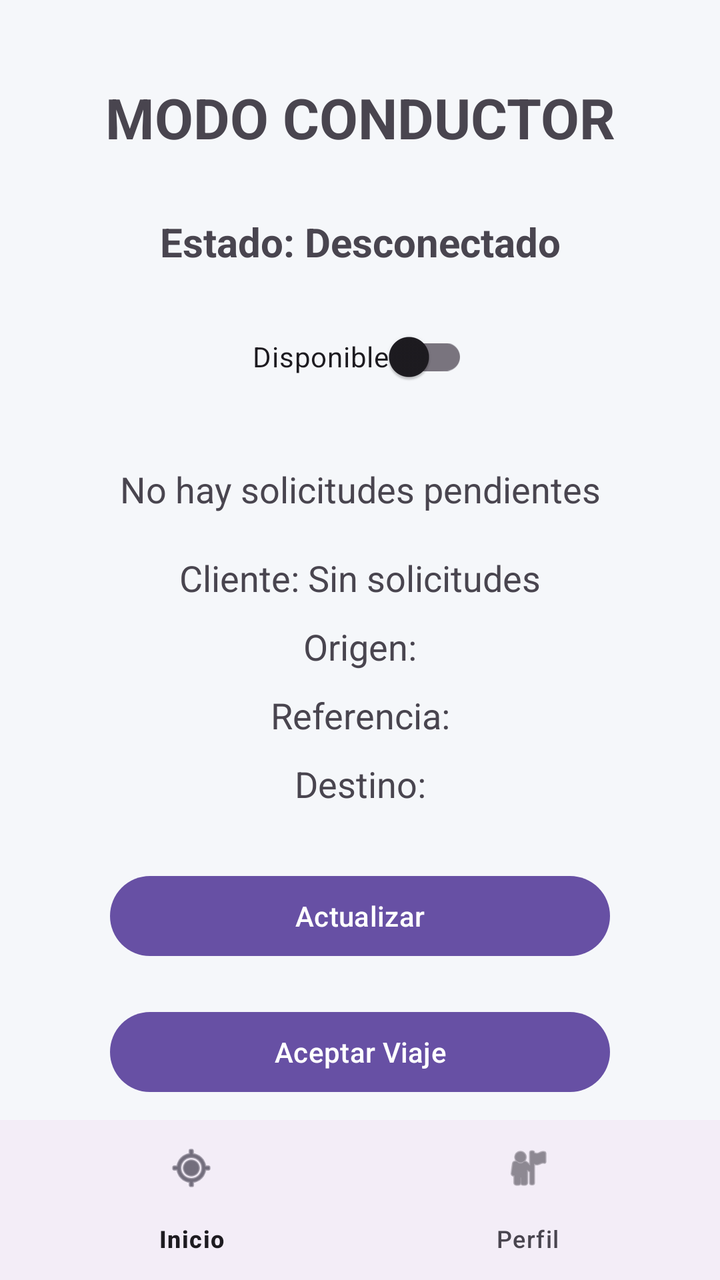
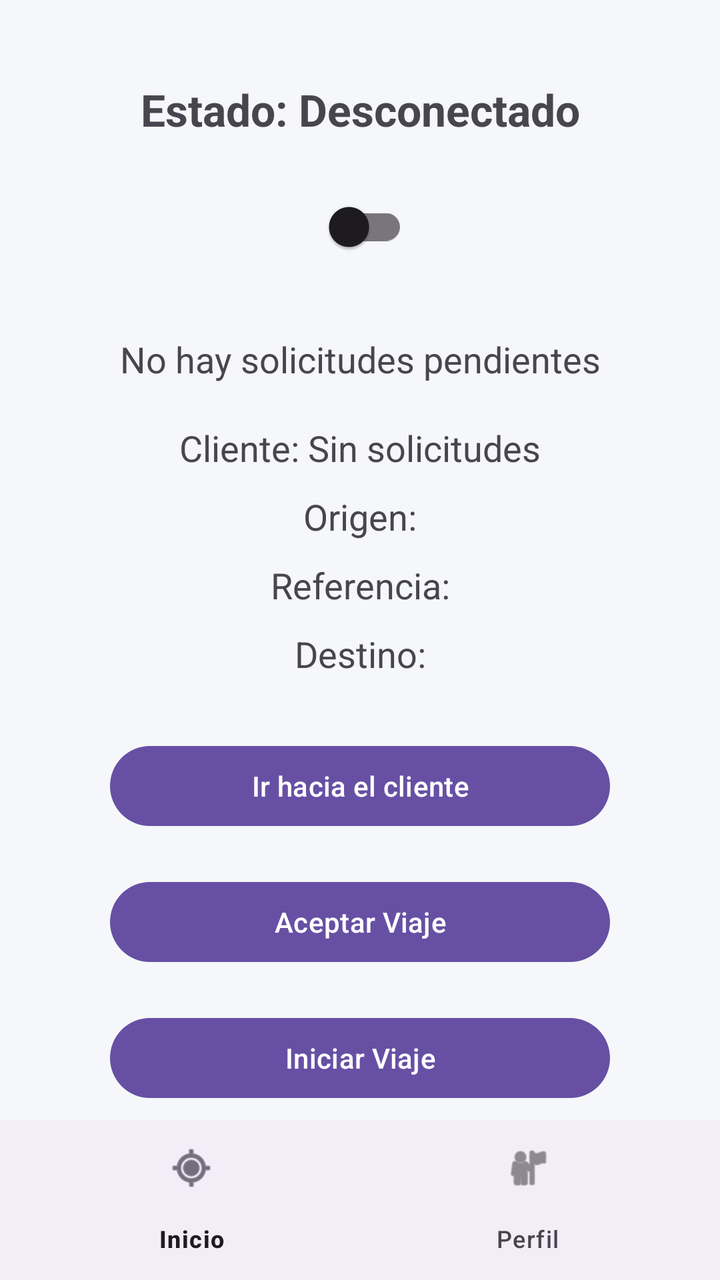

Two renders of the same Android screen: before a commit and after it. Below are the layout's source before the change and the commit's diff.
<!-- AndroidManifest.xml: application theme Theme.MyTXis -->
<!-- res/layout/activity_conductor.xml -->
<?xml version="1.0" encoding="utf-8"?>
<androidx.constraintlayout.widget.ConstraintLayout
    xmlns:android="http://schemas.android.com/apk/res/android"
    xmlns:app="http://schemas.android.com/apk/res-auto"
    android:layout_width="match_parent"
    android:background="#F5F7FA"
    android:layout_height="match_parent">

    <TextView
        android:id="@+id/txtTitulo"
        android:layout_width="wrap_content"
        android:layout_height="wrap_content"
        android:text="MODO CONDUCTOR"
        android:textSize="28sp"
        android:textStyle="bold"
        android:layout_marginTop="40dp"
        app:layout_constraintTop_toTopOf="parent"
        app:layout_constraintStart_toStartOf="parent"
        app:layout_constraintEnd_toEndOf="parent"/>

    <TextView
        android:id="@+id/txtEstado"
        android:layout_width="wrap_content"
        android:layout_height="wrap_content"
        android:text="Estado: Desconectado"
        android:textSize="20sp"
        android:textStyle="bold"
        android:layout_marginTop="30dp"
        app:layout_constraintTop_toBottomOf="@id/txtTitulo"
        app:layout_constraintStart_toStartOf="parent"
        app:layout_constraintEnd_toEndOf="parent"/>

    <TextView
        android:id="@+id/txtSolicitud"
        android:layout_width="wrap_content"
        android:layout_height="wrap_content"
        android:text="No hay solicitudes pendientes"
        android:textSize="18sp"
        android:layout_marginTop="30dp"
        app:layout_constraintTop_toBottomOf="@id/switchDisponible"
        app:layout_constraintStart_toStartOf="parent"
        app:layout_constraintEnd_toEndOf="parent"/>


    <TextView
        android:id="@+id/txtCliente"
        android:layout_width="wrap_content"
        android:layout_height="wrap_content"
        android:text="Cliente: Sin solicitudes"
        android:textSize="18sp"
        android:layout_marginTop="20dp"
        app:layout_constraintTop_toBottomOf="@id/txtSolicitud"
        app:layout_constraintStart_toStartOf="parent"
        app:layout_constraintEnd_toEndOf="parent"/>

    <TextView
        android:id="@+id/txtOrigen"
        android:layout_width="wrap_content"
        android:layout_height="wrap_content"
        android:text="Origen:"
        android:textSize="18sp"
        android:layout_marginTop="10dp"
        app:layout_constraintTop_toBottomOf="@id/txtCliente"
        app:layout_constraintStart_toStartOf="parent"
        app:layout_constraintEnd_toEndOf="parent"/>

    <TextView
        android:id="@+id/txtReferencia"
        android:layout_width="wrap_content"
        android:layout_height="wrap_content"
        android:text="Referencia:"
        android:textSize="18sp"
        android:layout_marginTop="10dp"
        app:layout_constraintTop_toBottomOf="@id/txtOrigen"
        app:layout_constraintStart_toStartOf="parent"
        app:layout_constraintEnd_toEndOf="parent"/>

    <TextView
        android:id="@+id/txtDestino"
        android:layout_width="wrap_content"
        android:layout_height="wrap_content"
        android:text="Destino:"
        android:textSize="18sp"
        android:layout_marginTop="10dp"
        app:layout_constraintTop_toBottomOf="@id/txtReferencia"
        app:layout_constraintStart_toStartOf="parent"
        app:layout_constraintEnd_toEndOf="parent"/>

    <com.google.android.material.switchmaterial.SwitchMaterial
        android:id="@+id/switchDisponible"
        android:layout_width="wrap_content"
        android:layout_height="wrap_content"
        android:text="Disponible"
        android:layout_marginTop="20dp"
        app:layout_constraintTop_toBottomOf="@id/txtEstado"
        app:layout_constraintStart_toStartOf="parent"
        app:layout_constraintEnd_toEndOf="parent"/>

    <Button
        android:id="@+id/btnActualizar"
        android:layout_width="250dp"
        android:layout_height="wrap_content"
        android:text="Actualizar"
        android:layout_marginTop="30dp"
        app:layout_constraintTop_toBottomOf="@id/txtDestino"
        app:layout_constraintStart_toStartOf="parent"
        app:layout_constraintEnd_toEndOf="parent"/>

    <Button
        android:id="@+id/btnAceptar"
        android:layout_width="250dp"
        android:layout_height="wrap_content"
        android:text="Aceptar Viaje"
        android:layout_marginTop="20dp"
        app:layout_constraintTop_toBottomOf="@id/btnActualizar"
        app:layout_constraintStart_toStartOf="parent"
        app:layout_constraintEnd_toEndOf="parent"/>

    <Button
        android:id="@+id/btnIniciarViaje"
        android:layout_width="250dp"
        android:layout_height="wrap_content"
        android:text="Iniciar Viaje"
        android:layout_marginTop="20dp"
        app:layout_constraintTop_toBottomOf="@id/btnAceptar"
        app:layout_constraintStart_toStartOf="parent"
        app:layout_constraintEnd_toEndOf="parent"/>



    <Button
        android:id="@+id/btnRechazar"
        android:layout_width="250dp"
        android:layout_height="wrap_content"
        android:text="Rechazar"
        android:layout_marginTop="20dp"
        app:layout_constraintTop_toBottomOf="@id/btnFinalizarViaje"
        app:layout_constraintStart_toStartOf="parent"
        app:layout_constraintEnd_toEndOf="parent"/>

    <Button
        android:id="@+id/btnFinalizarViaje"
        android:layout_width="250dp"
        android:layout_height="wrap_content"
        android:text="Finalizar Viaje"
        android:layout_marginTop="20dp"
        app:layout_constraintTop_toBottomOf="@id/btnIniciarViaje"
        app:layout_constraintStart_toStartOf="parent"
        app:layout_constraintEnd_toEndOf="parent"/>

    <com.google.android.material.bottomnavigation.BottomNavigationView
        android:id="@+id/bottomNavigationConductor"
        android:layout_width="0dp"
        android:layout_height="wrap_content"
        app:menu="@menu/bottom_menu_conductor"
        app:layout_constraintBottom_toBottomOf="parent"
        app:layout_constraintStart_toStartOf="parent"
        app:layout_constraintEnd_toEndOf="parent"/>



</androidx.constraintlayout.widget.ConstraintLayout>
<!-- resources referenced by this layout -->
<resources>
  <style name="Theme.MyTXis" parent="Base.Theme.MyTXis" />
  <style name="Base.Theme.MyTXis" parent="Theme.Material3.DayNight.NoActionBar">
          
          
      </style>
</resources>

<!-- the commit's change to res/layout/activity_conductor.xml (unified diff, before → after) -->
@@ -6,27 +6,17 @@
     android:background="#F5F7FA"
     android:layout_height="match_parent">
 
-    <TextView
-        android:id="@+id/txtTitulo"
-        android:layout_width="wrap_content"
-        android:layout_height="wrap_content"
-        android:text="MODO CONDUCTOR"
-        android:textSize="28sp"
-        android:textStyle="bold"
-        android:layout_marginTop="40dp"
-        app:layout_constraintTop_toTopOf="parent"
-        app:layout_constraintStart_toStartOf="parent"
-        app:layout_constraintEnd_toEndOf="parent"/>
+
 
     <TextView
         android:id="@+id/txtEstado"
         android:layout_width="wrap_content"
         android:layout_height="wrap_content"
         android:text="Estado: Desconectado"
-        android:textSize="20sp"
+        android:textSize="22sp"
         android:textStyle="bold"
-        android:layout_marginTop="30dp"
-        app:layout_constraintTop_toBottomOf="@id/txtTitulo"
+        android:layout_marginTop="40dp"
+        app:layout_constraintTop_toTopOf="parent"
         app:layout_constraintStart_toStartOf="parent"
         app:layout_constraintEnd_toEndOf="parent"/>
 
@@ -90,7 +80,7 @@
         android:id="@+id/switchDisponible"
         android:layout_width="wrap_content"
         android:layout_height="wrap_content"
-        android:text="Disponible"
+        android:text=""
         android:layout_marginTop="20dp"
         app:layout_constraintTop_toBottomOf="@id/txtEstado"
         app:layout_constraintStart_toStartOf="parent"
@@ -100,7 +90,7 @@
         android:id="@+id/btnActualizar"
         android:layout_width="250dp"
         android:layout_height="wrap_content"
-        android:text="Actualizar"
+        android:text="Ir hacia el cliente"
         android:layout_marginTop="30dp"
         app:layout_constraintTop_toBottomOf="@id/txtDestino"
         app:layout_constraintStart_toStartOf="parent"
